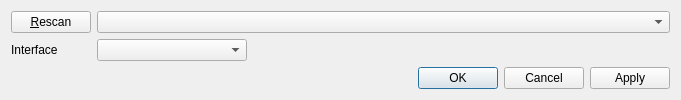
Qt form src/mdtport/mdtUsbtmcPortSetupDialog.ui (scandyna/multidiagtools) before a commit.
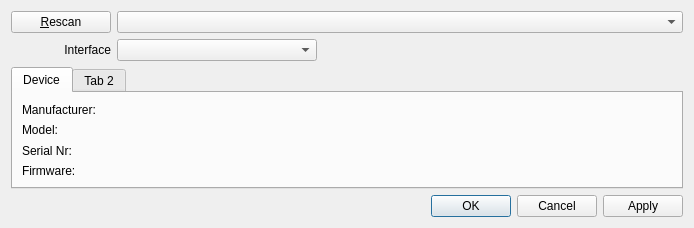
The same form after that commit.

Commit message: Work on mdtTerm (and mdtPortManagers) + new I/O widgets

```diff
--- a/src/mdtport/mdtUsbtmcPortSetupDialog.ui
+++ b/src/mdtport/mdtUsbtmcPortSetupDialog.ui
@@ -6,8 +6,8 @@
    <rect>
     <x>0</x>
     <y>0</y>
-    <width>681</width>
-    <height>94</height>
+    <width>694</width>
+    <height>221</height>
    </rect>
   </property>
   <property name="windowTitle">
@@ -27,7 +27,7 @@
      </property>
     </widget>
    </item>
-   <item row="0" column="1" colspan="3">
+   <item row="0" column="1" colspan="4">
     <widget class="QComboBox" name="cbBusDevice">
      <property name="minimumSize">
       <size>
@@ -42,9 +42,12 @@
      <property name="text">
       <string>Interface</string>
      </property>
+     <property name="alignment">
+      <set>Qt::AlignRight|Qt::AlignTrailing|Qt::AlignVCenter</set>
+     </property>
     </widget>
    </item>
-   <item row="1" column="1">
+   <item row="1" column="1" colspan="2">
     <widget class="QComboBox" name="cbInterface">
      <property name="minimumSize">
       <size>
@@ -60,7 +63,7 @@
      </property>
     </widget>
    </item>
-   <item row="1" column="2" colspan="2">
+   <item row="1" column="3" colspan="2">
     <spacer name="horizontalSpacer">
      <property name="orientation">
       <enum>Qt::Horizontal</enum>
@@ -73,14 +76,20 @@
      </property>
     </spacer>
    </item>
-   <item row="2" column="0" colspan="2">
+   <item row="3" column="0" colspan="2">
     <widget class="QLabel" name="lbState">
+     <property name="minimumSize">
+      <size>
+       <width>300</width>
+       <height>0</height>
+      </size>
+     </property>
      <property name="text">
-      <string>                            </string>
+      <string/>
      </property>
     </widget>
    </item>
-   <item row="2" column="2">
+   <item row="3" column="2" colspan="2">
     <spacer name="horizontalSpacer_2">
      <property name="orientation">
       <enum>Qt::Horizontal</enum>
@@ -93,7 +102,7 @@
      </property>
     </spacer>
    </item>
-   <item row="2" column="3">
+   <item row="3" column="4">
     <widget class="QDialogButtonBox" name="buttonBox">
      <property name="orientation">
       <enum>Qt::Horizontal</enum>
@@ -103,6 +112,169 @@
      </property>
     </widget>
    </item>
+   <item row="2" column="0" colspan="5">
+    <widget class="QTabWidget" name="twOptions">
+     <widget class="QWidget" name="tab">
+      <attribute name="title">
+       <string>Device</string>
+      </attribute>
+      <layout class="QVBoxLayout" name="verticalLayout">
+       <item>
+        <layout class="QHBoxLayout" name="horizontalLayout_2">
+         <item>
+          <widget class="QLabel" name="lbManufacturerLabel">
+           <property name="minimumSize">
+            <size>
+             <width>120</width>
+             <height>0</height>
+            </size>
+           </property>
+           <property name="maximumSize">
+            <size>
+             <width>120</width>
+             <height>16777215</height>
+            </size>
+           </property>
+           <property name="text">
+            <string>Manufacturer:</string>
+           </property>
+           <property name="alignment">
+            <set>Qt::AlignLeading|Qt::AlignLeft|Qt::AlignVCenter</set>
+           </property>
+          </widget>
+         </item>
+         <item>
+          <widget class="QLabel" name="lbManufacturer">
+           <property name="minimumSize">
+            <size>
+             <width>200</width>
+             <height>0</height>
+            </size>
+           </property>
+           <property name="text">
+            <string/>
+           </property>
+          </widget>
+         </item>
+        </layout>
+       </item>
+       <item>
+        <layout class="QHBoxLayout" name="horizontalLayout_3">
+         <item>
+          <widget class="QLabel" name="lbModelLabel">
+           <property name="minimumSize">
+            <size>
+             <width>120</width>
+             <height>0</height>
+            </size>
+           </property>
+           <property name="maximumSize">
+            <size>
+             <width>120</width>
+             <height>16777215</height>
+            </size>
+           </property>
+           <property name="text">
+            <string>Model:</string>
+           </property>
+          </widget>
+         </item>
+         <item>
+          <widget class="QLabel" name="lbModel">
+           <property name="minimumSize">
+            <size>
+             <width>200</width>
+             <height>0</height>
+            </size>
+           </property>
+           <property name="text">
+            <string/>
+           </property>
+          </widget>
+         </item>
+        </layout>
+       </item>
+       <item>
+        <layout class="QHBoxLayout" name="horizontalLayout_4">
+         <item>
+          <widget class="QLabel" name="lbSerialLabel">
+           <property name="minimumSize">
+            <size>
+             <width>120</width>
+             <height>0</height>
+            </size>
+           </property>
+           <property name="maximumSize">
+            <size>
+             <width>120</width>
+             <height>16777215</height>
+            </size>
+           </property>
+           <property name="text">
+            <string>Serial Nr:</string>
+           </property>
+          </widget>
+         </item>
+         <item>
+          <widget class="QLabel" name="lbSerial">
+           <property name="minimumSize">
+            <size>
+             <width>200</width>
+             <height>0</height>
+            </size>
+           </property>
+           <property name="text">
+            <string/>
+           </property>
+          </widget>
+         </item>
+        </layout>
+       </item>
+       <item>
+        <layout class="QHBoxLayout" name="horizontalLayout">
+         <item>
+          <widget class="QLabel" name="lbFirmwareLabel">
+           <property name="minimumSize">
+            <size>
+             <width>120</width>
+             <height>0</height>
+            </size>
+           </property>
+           <property name="maximumSize">
+            <size>
+             <width>120</width>
+             <height>16777215</height>
+            </size>
+           </property>
+           <property name="text">
+            <string>Firmware:</string>
+           </property>
+          </widget>
+         </item>
+         <item>
+          <widget class="QLabel" name="lbFirmware">
+           <property name="minimumSize">
+            <size>
+             <width>200</width>
+             <height>0</height>
+            </size>
+           </property>
+           <property name="text">
+            <string/>
+           </property>
+          </widget>
+         </item>
+        </layout>
+       </item>
+      </layout>
+     </widget>
+     <widget class="QWidget" name="tab_2">
+      <attribute name="title">
+       <string>Tab 2</string>
+      </attribute>
+     </widget>
+    </widget>
+   </item>
   </layout>
  </widget>
  <resources/>
```
The commit also changes 42 other files.
